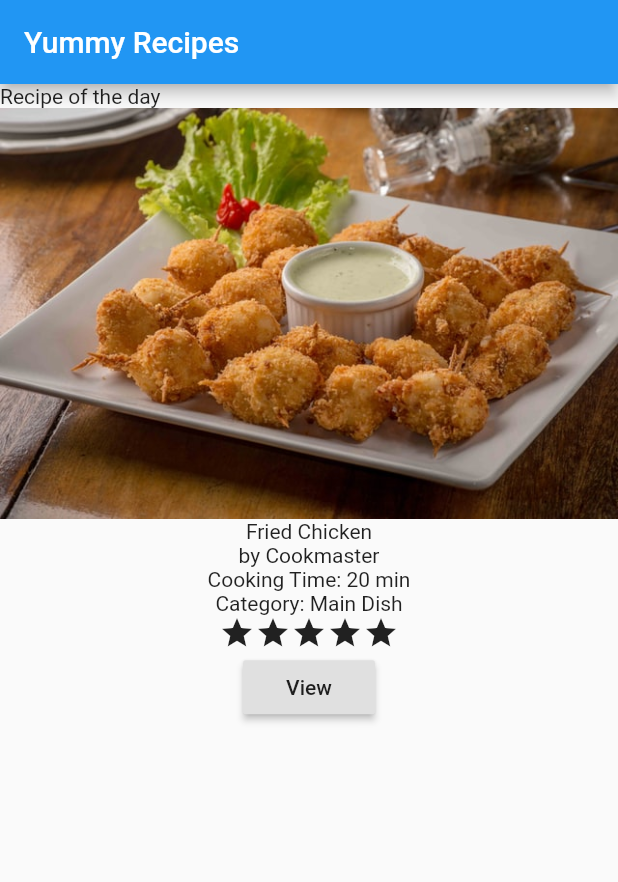
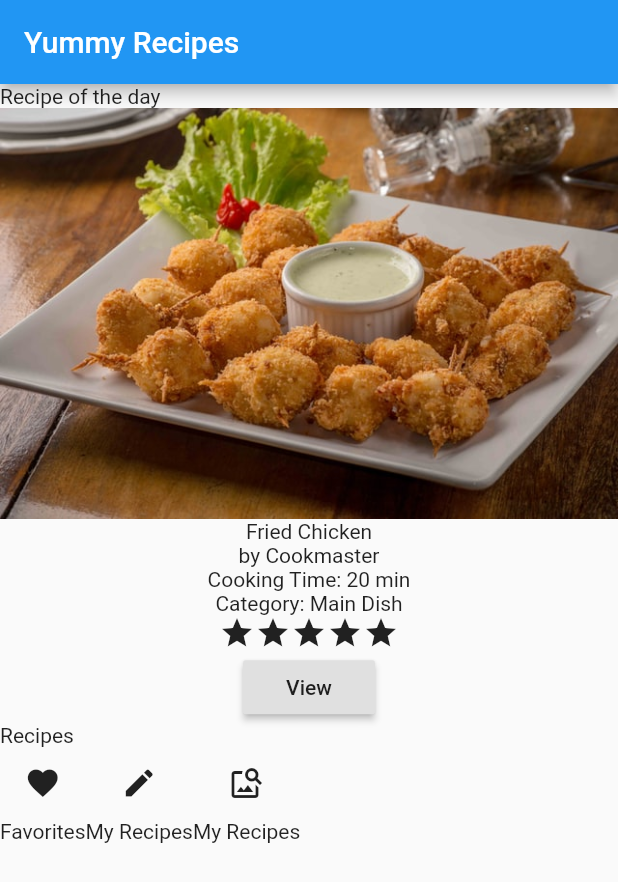
Before and after one commit to djaldave/flutter_widgets-Remake, a Flutter app: the screen it shows after launch, on a phone screen of 412 x 824 dp. Shown: the top 882 px of the screen. Run offline on Flutter 3.47's test engine with Material 2 defaults, Android fonts, the phone set to English and light mode, and no system bars.

Commit message:
Iconbutton and text

```diff
--- a/lib/homepage.dart
+++ b/lib/homepage.dart
@@ -1,3 +1,4 @@
+import 'package:Flutter_Widgets/recipemenu.dart';
 import 'package:flutter/material.dart';
 
 import 'recipedescription.dart';
@@ -16,6 +17,8 @@ class HomePage extends StatelessWidget {
             Text("Recipe of the day"),
             Image.asset('assets/images/friedchicken.jpg'),
             RecipeDescription(),
+            Text("Recipes"),
+            RecipeMenu(),
           ],
         ),
       ),
--- a/lib/recipemenu.dart
+++ b/lib/recipemenu.dart
@@ -3,6 +3,27 @@ import 'package:flutter/material.dart';
 class RecipeMenu extends StatelessWidget {
   @override
   Widget build(BuildContext context) {
-    return Container();
+    return Row(
+      children: [
+        Column(
+          children: [
+            IconButton(icon: Icon(Icons.favorite), onPressed: () {}),
+            Text("Favorites"),
+          ],
+        ),
+        Column(
+          children: [
+            IconButton(icon: Icon(Icons.create), onPressed: () {}),
+            Text("My Recipes"),
+          ],
+        ),
+        Column(
+          children: [
+            IconButton(icon: Icon(Icons.image_search), onPressed: () {}),
+            Text("My Recipes"),
+          ],
+        ),
+      ],
+    );
   }
 }
```
